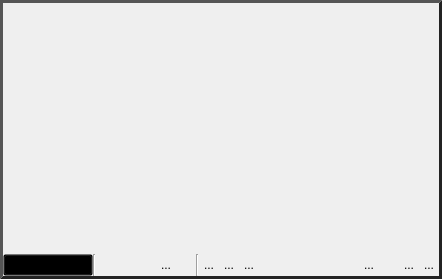
Above: src/Interface/Application/ViewerWidget.ui from SCIInstitute/Seg3D before the change. Below: the same form after it.
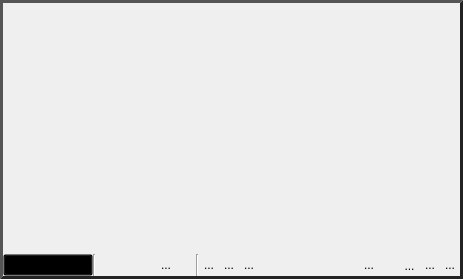
That is the form after the change. Icons and pictures are not drawn. Custom widgets are drawn as their Qt base class.

Commit message: Moved the rendering of the orientation arrows to the overlay so it can be turned on/off. Added an option to render bounding box in the 3D view.

```diff
--- a/src/Interface/Application/ViewerWidget.ui
+++ b/src/Interface/Application/ViewerWidget.ui
@@ -6,7 +6,7 @@
    <rect>
     <x>0</x>
     <y>0</y>
-    <width>442</width>
+    <width>463</width>
     <height>279</height>
    </rect>
   </property>
@@ -1139,6 +1139,28 @@
                  </property>
                 </widget>
                </item>
+               <item>
+                <widget class="QToolButton" name="show_bounding_box_button_">
+                 <property name="minimumSize">
+                  <size>
+                   <width>21</width>
+                   <height>21</height>
+                  </size>
+                 </property>
+                 <property name="maximumSize">
+                  <size>
+                   <width>21</width>
+                   <height>21</height>
+                  </size>
+                 </property>
+                 <property name="toolTip">
+                  <string>Show bounding box</string>
+                 </property>
+                 <property name="text">
+                  <string>...</string>
+                 </property>
+                </widget>
+               </item>
                <item>
                 <widget class="QToolButton" name="overlay_visible_button_">
                  <property name="minimumSize">
```
The commit also changes 5 other files.
